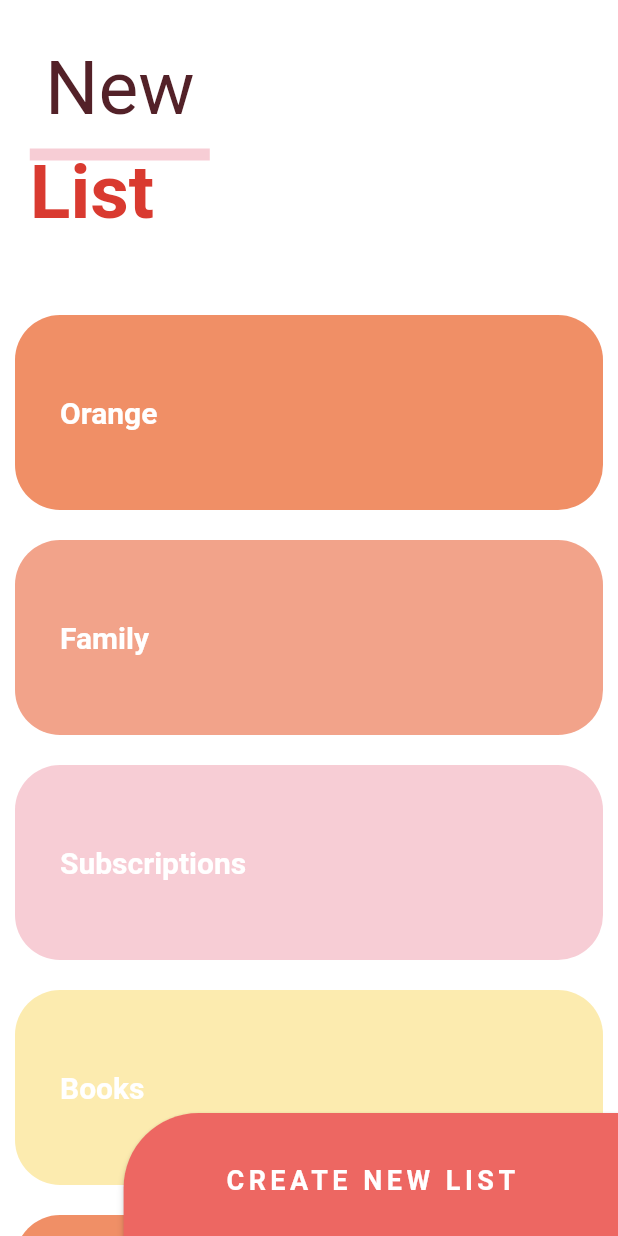
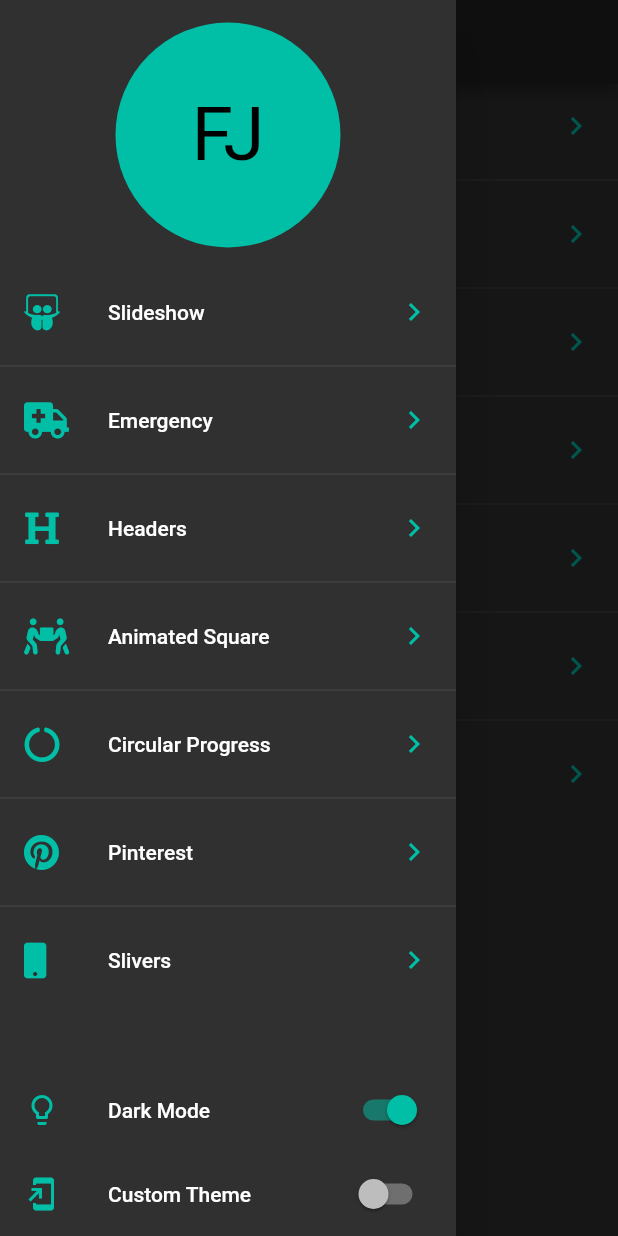
Before and after one commit to fabirt/flutter-design-practice, a Flutter app: the screen it shows after launch, with the side drawer open (before the commit the screen has no drawer), on a phone screen of 412 x 824 dp. Run offline on Flutter 3.47's test engine with Material 2 defaults, Android fonts, the phone set to English and light mode, and no system bars; our stand-ins replace animate_do, flutter_svg, font_awesome_flutter.

Commit message:
Implementing custom themes with provider

```diff
--- a/lib/main.dart
+++ b/lib/main.dart
@@ -1,15 +1,26 @@
 import 'package:flutter/material.dart';
-import 'package:flutter_design_practice/src/pages/sliver_list_page.dart';
+import 'package:flutter_design_practice/src/pages/launcher_page.dart';
+import 'package:flutter_design_practice/src/theme/theme.dart';
+import 'package:provider/provider.dart';
 
 void main() => runApp(MyApp());
 
 class MyApp extends StatelessWidget {
   @override
   Widget build(BuildContext context) {
-    return MaterialApp(
-      debugShowCheckedModeBanner: false,
-      title: 'Flutter design pratice',
-      home: SliverListPage(),
+    return ChangeNotifierProvider<ThemeChanger>(
+      create: (_) => ThemeChanger(2),
+      child: Builder(
+        builder: (BuildContext context) {
+          final themeChanger = Provider.of<ThemeChanger>(context);
+          return MaterialApp(
+            debugShowCheckedModeBanner: false,
+            title: 'Flutter design pratice',
+            home: LauncherPage(),
+            theme: themeChanger.currentTheme,
+          );
+        },
+      ),
     );
   }
 }
--- /dev/null
+++ b/lib/src/pages/launcher_page.dart
@@ -0,0 +1,113 @@
+import 'package:flutter/material.dart';
+import 'package:flutter_design_practice/src/theme/theme.dart';
+import 'package:font_awesome_flutter/font_awesome_flutter.dart';
+import 'package:flutter_design_practice/src/routes/routes.dart';
+import 'package:provider/provider.dart';
+
+class LauncherPage extends StatelessWidget {
+  @override
+  Widget build(BuildContext context) {
+    return Scaffold(
+      appBar: AppBar(
+        title: const Text('Flutter design practice'),
+      ),
+      drawer: _Drawer(),
+      body: _MenuListView(),
+    );
+  }
+}
+
+class _MenuListView extends StatelessWidget {
+  @override
+  Widget build(BuildContext context) {
+    final appTheme = Provider.of<ThemeChanger>(context).currentTheme;
+
+    return ListView.separated(
+      itemCount: pageRoutes.length,
+      separatorBuilder: (BuildContext context, int index) {
+        return const Divider();
+      },
+      itemBuilder: (BuildContext context, int index) {
+        final item = pageRoutes[index];
+        return ListTile(
+          leading: FaIcon(
+            item.icon,
+            color: appTheme.accentColor,
+          ),
+          title: Text(item.title),
+          trailing: Icon(
+            Icons.chevron_right,
+            color: appTheme.accentColor,
+          ),
+          onTap: () {
+            Navigator.of(context).push(
+              MaterialPageRoute<void>(builder: (context) => item.page),
+            );
+          },
+        );
+      },
+    );
+  }
+}
+
+class _Drawer extends StatelessWidget {
+  @override
+  Widget build(BuildContext context) {
+    final themeChanger = Provider.of<ThemeChanger>(context);
+    final accentColor = themeChanger.currentTheme.accentColor;
+
+    return Drawer(
+      child: SafeArea(
+        child: Column(
+          children: <Widget>[
+            Container(
+              width: double.infinity,
+              height: 180.0,
+              padding: const EdgeInsets.all(15.0),
+              child: CircleAvatar(
+                backgroundColor: accentColor,
+                child: const Text(
+                  'FJ',
+                  style: TextStyle(
+                    fontSize: 50.0,
+                  ),
+                ),
+              ),
+            ),
+            Expanded(
+              child: _MenuListView(),
+            ),
+            ListTile(
+              leading: Icon(
+                Icons.lightbulb_outline,
+                color: accentColor,
+              ),
+              title: const Text('Dark Mode'),
+              trailing: Switch.adaptive(
+                value: themeChanger.darkTheme,
+                activeColor: accentColor,
+                onChanged: (bool value) {
+                  themeChanger.darkTheme = value;
+                },
+              ),
+            ),
+            ListTile(
+              leading: Icon(
+                Icons.add_to_home_screen,
+                color: accentColor,
+              ),
+              title: const Text('Custom Theme'),
+              trailing: Switch.adaptive(
+                value: themeChanger.customTheme,
+                activeColor: accentColor,
+                onChanged: (bool value) {
+                  themeChanger.customTheme = value;
+                },
+              ),
+            ),
+          ],
+        ),
+      ),
+    );
+  }
+}
--- a/lib/src/pages/pinterest_page.dart
+++ b/lib/src/pages/pinterest_page.dart
@@ -119,7 +119,7 @@ class _PinterestItem extends StatelessWidget {
       ),
       child: Center(
         child: CircleAvatar(
-          backgroundColor: Colors.white,
+          backgroundColor: Theme.of(context).scaffoldBackgroundColor,
           child: Text('$index'),
         ),
       ),
--- /dev/null
+++ b/lib/src/routes/routes.dart
@@ -0,0 +1,60 @@
+import 'package:flutter/material.dart';
+import 'package:font_awesome_flutter/font_awesome_flutter.dart';
+
+import 'package:flutter_design_practice/src/pages/slide_show_page.dart';
+import 'package:flutter_design_practice/src/pages/animations_page.dart';
+import 'package:flutter_design_practice/src/pages/circular_progress_page.dart';
+import 'package:flutter_design_practice/src/pages/emergency_page.dart';
+import 'package:flutter_design_practice/src/pages/headers_page.dart';
+import 'package:flutter_design_practice/src/pages/pinterest_page.dart';
+import 'package:flutter_design_practice/src/pages/sliver_list_page.dart';
+
+final List<_Route> pageRoutes = <_Route>[
+  _Route(
+    icon: FontAwesomeIcons.slideshare,
+    title: 'Slideshow',
+    page: SlideShowPage(),
+  ),
+  _Route(
+    icon: FontAwesomeIcons.ambulance,
+    title: 'Emergency',
+    page: EmergencyPage(),
+  ),
+  _Route(
+    icon: FontAwesomeIcons.heading,
+    title: 'Headers',
+    page: HeadersPage(),
+  ),
+  _Route(
+    icon: FontAwesomeIcons.peopleCarry,
+    title: 'Animated Square',
+    page: AnimationsPage(),
+  ),
+  _Route(
+    icon: FontAwesomeIcons.circleNotch,
+    title: 'Circular Progress',
+    page: CircularProgressPage(),
+  ),
+  _Route(
+    icon: FontAwesomeIcons.pinterest,
+    title: 'Pinterest',
+    page: PinterestPage(),
+  ),
+  _Route(
+    icon: FontAwesomeIcons.mobile,
+    title: 'Slivers',
+    page: SliverListPage(),
+  ),
+];
+
+class _Route {
+  final IconData icon;
+  final String title;
+  final Widget page;
+
+  _Route({
+    @required this.icon,
+    @required this.title,
+    @required this.page,
+  });
+}
--- /dev/null
+++ b/lib/src/theme/theme.dart
@@ -0,0 +1,95 @@
+import 'package:flutter/material.dart';
+
+class ThemeChanger with ChangeNotifier {
+  bool _darkTheme = false;
+  bool _customTheme = false;
+  ThemeData _currentTheme;
+
+  ThemeChanger([int value = 1]) {
+    switch (value) {
+      case 1: // light
+        _darkTheme = false;
+        _customTheme = false;
+        _setLightMode();
+        break;
+      case 2: // dark
+        _darkTheme = true;
+        _customTheme = false;
+        _setDarkMode();
+        break;
+      case 3: // dark
+        _darkTheme = false;
+        _customTheme = true;
+        _setCustomMode();
+        break;
+      default:
+        _setLightMode();
+    }
+  }
+
+  bool get darkTheme => _darkTheme;
+  bool get customTheme => _customTheme;
+
+  ThemeData get currentTheme => _currentTheme;
+
+  set darkTheme(bool value) {
+    _customTheme = false;
+    _darkTheme = value;
+    if (value) {
+      _setDarkMode();
+    } else {
+      _setLightMode();
+    }
+    notifyListeners();
+  }
+
+  set customTheme(bool value) {
+    _darkTheme = false;
+    _customTheme = value;
+    if (value) {
+      _setCustomMode();
+    } else {
+      _setLightMode();
+    }
+    notifyListeners();
+  }
+
+  void _setDarkMode() {
+    const accentColor = Color(0xFF00BFA6);
+    _currentTheme = ThemeData.dark().copyWith(
+      accentColor: accentColor,
+    );
+  }
+
+  void _setLightMode() {
+    const accentColor = Color(0xFF00BFA6);
+    _currentTheme = ThemeData.light().copyWith(
+      accentColor: accentColor,
+      primaryColorDark: Colors.black,
+      appBarTheme: const AppBarTheme(
+        color: accentColor,
+      ),
+      floatingActionButtonTheme: const FloatingActionButtonThemeData(
+        backgroundColor: accentColor,
+      ),
+    );
+  }
+
+  void _setCustomMode() {
+    const accentColor = Color(0xFF48A0EB);
+    const surfaceColor = Color(0xFF162028);
+    const primaryColor = Color(0xFF14171A);
+    _currentTheme = ThemeData.dark().copyWith(
+      accentColor: accentColor,
+      scaffoldBackgroundColor: surfaceColor,
+      canvasColor: primaryColor,
+      primaryColorLight: Colors.white,
+      appBarTheme: const AppBarTheme(
+        color: primaryColor,
+      ),
+      floatingActionButtonTheme: const FloatingActionButtonThemeData(
+        backgroundColor: accentColor,
+      ),
+    );
+  }
+}
--- a/lib/src/widgets/pinterest_menu.dart
+++ b/lib/src/widgets/pinterest_menu.dart
@@ -48,7 +48,7 @@ class _PinterestMenuBackground extends StatelessWidget {
       width: 250.0,
       height: 60.0,
       decoration: BoxDecoration(
-        color: Colors.white,
+        color: Theme.of(context).scaffoldBackgroundColor,
         borderRadius: BorderRadius.circular(30.0),
         boxShadow: const <BoxShadow>[
           BoxShadow(
@@ -86,12 +86,13 @@ class _PinterestMenuButton extends StatelessWidget {
 
   @override
   Widget build(BuildContext context) {
+    final theme = Theme.of(context);
     final model = Provider.of<_PinterestMenuModel>(context);
     final isActive = index == model.activeIndex;
-    final color = isActive ? Colors.black : Colors.blueGrey;
+    final color = isActive ? theme.accentColor : Colors.blueGrey;
     final size = isActive ? 28.0 : 22.0;
     return Material(
-      color: Colors.white,
+      color: Colors.transparent,
       child: InkWell(
         onTap: () {
           model.activeIndex = index;
```
Also changed, not shown: lib/src/pages/headers_page.dart (+36 -3 lines), lib/src/widgets/headers.dart (+75 -15 lines).
